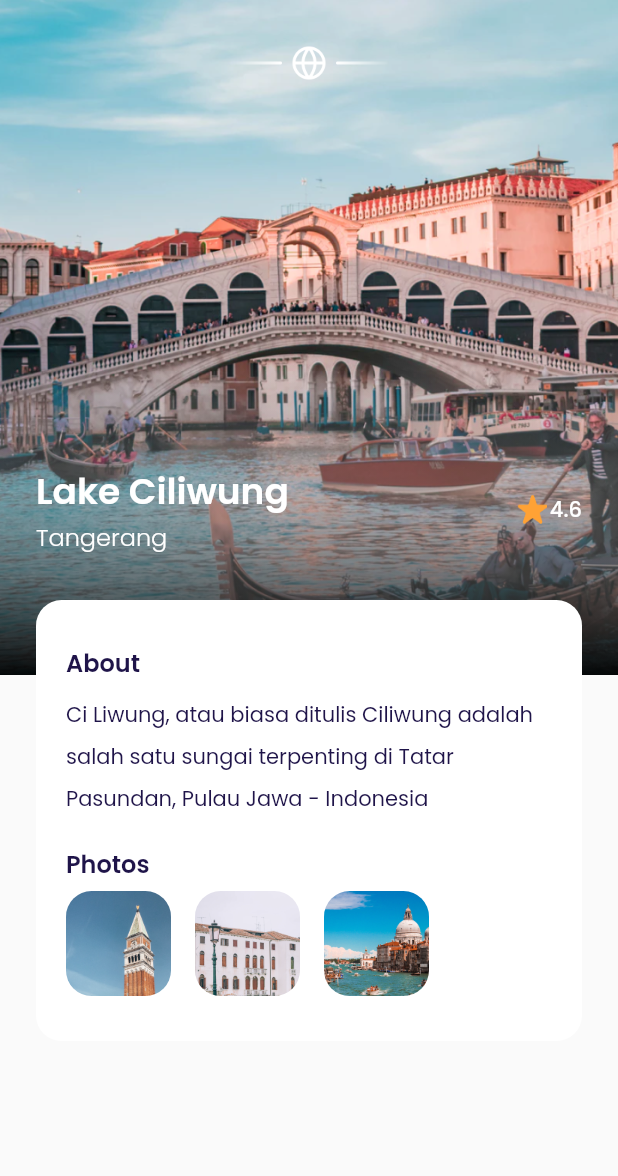
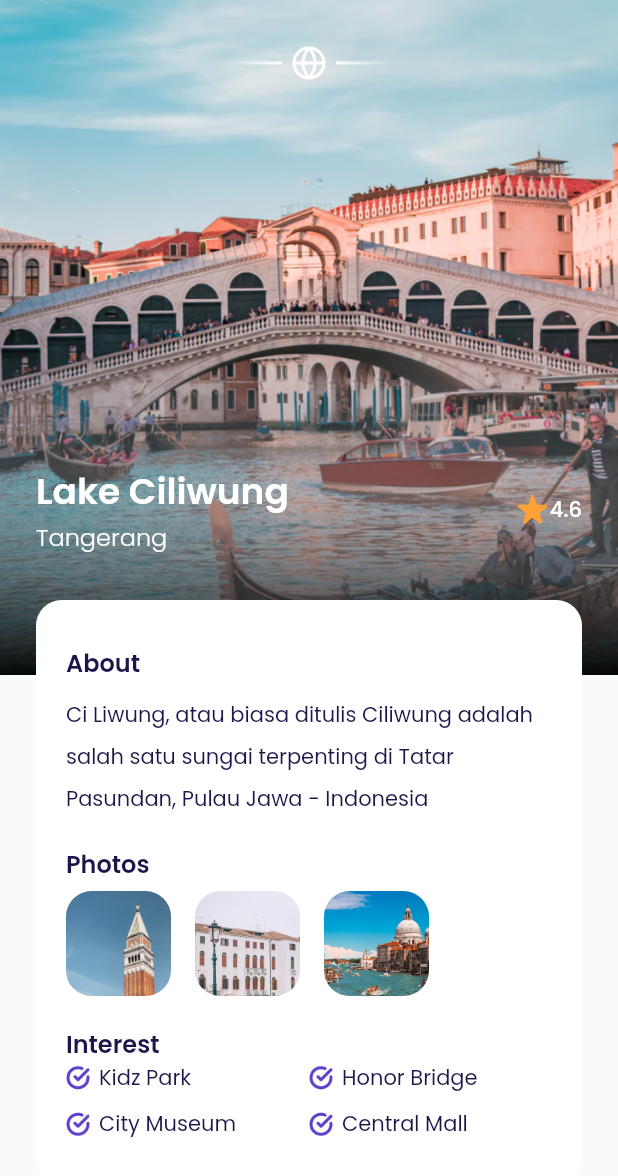
Before and after one commit to gitriant/airplane, a Flutter app: the DetailPage screen opened directly, on a phone screen of 412 x 824 dp. Shown: the top 1176 px of the screen. Run offline on Flutter 3.47's test engine with Material 2 defaults, Android fonts, the phone set to English and light mode, and no system bars; our stand-ins replace google_fonts.

Commit message:
detail page interests

```diff
--- a/lib/ui/pages/detail_page.dart
+++ b/lib/ui/pages/detail_page.dart
@@ -1,4 +1,5 @@
 import 'package:airplane/shared/theme.dart';
+import 'package:airplane/ui/widgets/interest_item.dart';
 import 'package:airplane/ui/widgets/photo_item.dart';
 import 'package:flutter/material.dart';
 
@@ -136,6 +137,39 @@ class DetailPage extends StatelessWidget {
                       PhotoItem(imageUrl: 'assets/image_photo3.png'),
                     ],
                   ),
+                  // Interest
+                  SizedBox(
+                    height: 20,
+                  ),
+                  Text(
+                    'Interest',
+                    style: blackTextStyle.copyWith(
+                        fontSize: 16, fontWeight: semiBold),
+                  ),
+                  Row(
+                    children: [
+                      InterestItem(
+                        name: 'Kidz Park',
+                        imageUrl: 'assets/icon_check.png',
+                      ),
+                      InterestItem(
+                          name: 'Honor Bridge',
+                          imageUrl: 'assets/icon_check.png')
+                    ],
+                  ),
+                  SizedBox(
+                    height: 10,
+                  ),
+                  Row(
+                    children: [
+                      InterestItem(
+                          name: 'City Museum',
+                          imageUrl: 'assets/icon_check.png'),
+                      InterestItem(
+                          name: 'Central Mall',
+                          imageUrl: 'assets/icon_check.png')
+                    ],
+                  )
                 ],
               ),
             )
@@ -146,8 +180,10 @@ class DetailPage extends StatelessWidget {
 
     return Scaffold(
       backgroundColor: kBackgroundColor,
-      body: Stack(
-        children: [backgroundImage(), customShadow(), content()],
+      body: SingleChildScrollView(
+        child: Stack(
+          children: [backgroundImage(), customShadow(), content()],
+        ),
       ),
     );
   }
--- /dev/null
+++ b/lib/ui/widgets/interest_item.dart
@@ -0,0 +1,30 @@
+import 'package:airplane/shared/theme.dart';
+import 'package:flutter/material.dart';
+
+class InterestItem extends StatelessWidget {
+  final String name;
+  final String imageUrl;
+  const InterestItem({Key? key, required this.name, required this.imageUrl})
+      : super(key: key);
+
+  @override
+  Widget build(BuildContext context) {
+    return Expanded(
+      child: Row(
+        children: [
+          Container(
+              width: 16,
+              height: 16,
+              margin: EdgeInsets.only(right: 6),
+              decoration: BoxDecoration(
+                image: DecorationImage(image: AssetImage(imageUrl)),
+              )),
+          Text(
+            name,
+            style: blackTextStyle,
+          )
+        ],
+      ),
+    );
+  }
+}
```
